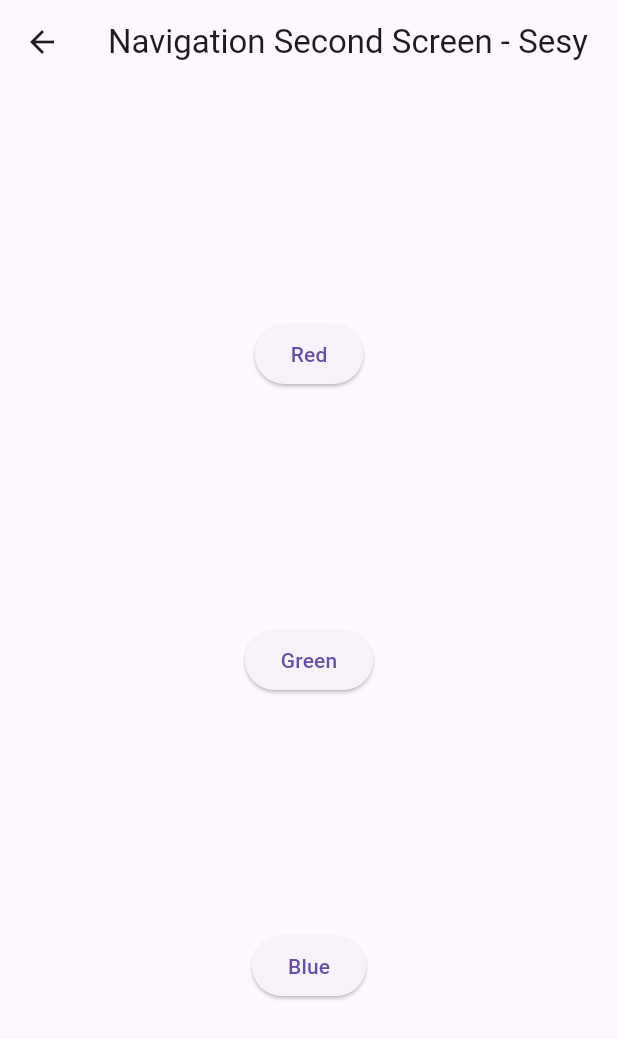
After one commit to linarahmatin/2341720029-Mobile-SEM5, a Flutter app: the screen it shows after launch, after a tap on "Change Color", on a phone screen of 412 x 824 dp. The commit adds this screen. Shown: the top 1039 px of the screen. Run offline on Flutter 3.47's test engine with Material 3 defaults, Android fonts, the phone set to English and light mode, and no system bars; our stand-ins replace auto_size_text, camera, geolocator, go_router.

Commit message:
Praktikum 8

```diff
--- /dev/null
+++ b/Pertemuan 11/books/lib/navigation_first.dart
@@ -0,0 +1,40 @@
+import 'package:flutter/material.dart';
+import 'navigation_second.dart';
+
+class NavigationFirst extends StatefulWidget {
+  const NavigationFirst({super.key});
+
+  @override
+  State<NavigationFirst> createState() => _NavigationFirstState();
+}
+
+class _NavigationFirstState extends State<NavigationFirst> {
+  Color backgroundColor = Colors.blue.shade700;
+
+  @override
+  Widget build(BuildContext context) {
+    return Scaffold(
+      backgroundColor: backgroundColor,
+      appBar: AppBar(
+        title: const Text('Navigation First Screen - Sesy'),
+      ),
+      body: Center(
+        child: ElevatedButton(
+          child: const Text('Change Color'),
+          onPressed: () async {
+            final selectedColor = await Navigator.push<Color>(
+              context,
+              MaterialPageRoute(builder: (context) => const NavigationSecond()),
+            );
+
+            if (selectedColor != null) {
+              setState(() {
+                backgroundColor = selectedColor;
+              });
+            }
+          },
+        ),
+      ),
+    );
+  }
+}
--- /dev/null
+++ b/Pertemuan 11/books/lib/navigation_second.dart
@@ -0,0 +1,33 @@
+import 'package:flutter/material.dart';
+
+class NavigationSecond extends StatelessWidget {
+  const NavigationSecond({super.key});
+
+  @override
+  Widget build(BuildContext context) {
+    return Scaffold(
+      appBar: AppBar(
+        title: const Text('Navigation Second Screen - Sesy'),
+      ),
+      body: Center(
+        child: Column(
+          mainAxisAlignment: MainAxisAlignment.spaceEvenly,
+          children: [
+            ElevatedButton(
+              child: const Text('Red'),
+              onPressed: () => Navigator.pop(context, Colors.red.shade700),
+            ),
+            ElevatedButton(
+              child: const Text('Green'),
+              onPressed: () => Navigator.pop(context, Colors.green.shade700),
+            ),
+            ElevatedButton(
+              child: const Text('Blue'),
+              onPressed: () => Navigator.pop(context, Colors.blue.shade700),
+            ),
+          ],
+        ),
+      ),
+    );
+  }
+}
```
Also changed, not shown: Pertemuan 11/books/lib/main.dart (+3 -92 lines).
